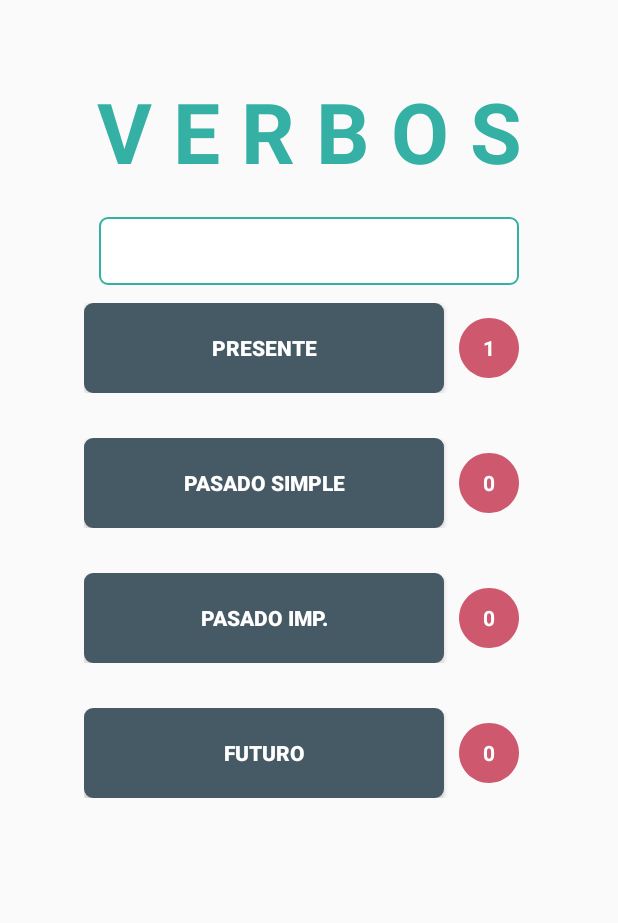
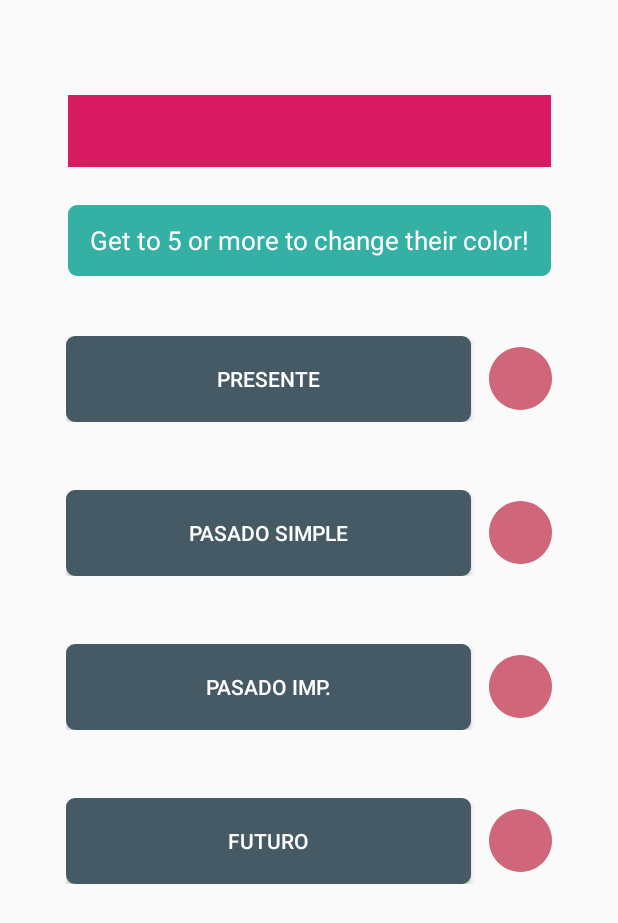
Before and after one commit to Aquima/spanish-pocket-android, an Android app: the ScoreActivity screen opened directly, with no data from a screen before it, on a phone screen of 412 x 824 dp. Shown: the top 923 px of the screen. Run offline under Robolectric (Android 15) with nearby library versions, the light colour scheme and no system bars.

Commit message:
Prsent keyboard

```diff
--- a/app/build.gradle
+++ b/app/build.gradle
@@ -9,7 +9,7 @@
     compileSdkVersion 28
     defaultConfig {
         applicationId "com.quimalabs.sp"
-        minSdkVersion 15
+        minSdkVersion 19
         targetSdkVersion 28
         versionCode 1
         versionName "1.0"
--- a/app/src/main/java/com/quimalabs/sp/Views/PresentActivity.kt
+++ b/app/src/main/java/com/quimalabs/sp/Views/PresentActivity.kt
@@ -1,5 +1,6 @@
 package com.quimalabs.sp.Views
 
+import android.content.Intent
 import android.support.v7.app.AppCompatActivity
 import android.os.Bundle
 import android.view.View
@@ -12,6 +13,10 @@
     override fun onCreate(savedInstanceState: Bundle?) {
         super.onCreate(savedInstanceState)
         setContentView(R.layout.activity_present)
+        this.btn_refresh.setOnClickListener {
+            val intent = Intent(this, TestPresentActivity::class.java)
+            startActivity(intent)
+        }
     }
     fun backScores(view : View){
         this.onBackPressed()
--- a/app/src/main/java/com/quimalabs/sp/Views/TestPresentActivity.kt
+++ b/app/src/main/java/com/quimalabs/sp/Views/TestPresentActivity.kt
@@ -1,13 +1,16 @@
 package com.quimalabs.sp.Views
 
+import android.content.Intent
 import android.support.v7.app.AppCompatActivity
 import android.os.Bundle
 import com.quimalabs.sp.R
+import kotlinx.android.synthetic.main.activity_test_present.*
 
 class TestPresentActivity : AppCompatActivity() {
 
     override fun onCreate(savedInstanceState: Bundle?) {
         super.onCreate(savedInstanceState)
         setContentView(R.layout.activity_test_present)
+
     }
 }
--- a/app/src/main/res/layout/activity_present.xml
+++ b/app/src/main/res/layout/activity_present.xml
@@ -61,7 +61,7 @@
             app:layout_constraintEnd_toEndOf="parent"
             android:layout_marginTop="21dp"
             app:layout_constraintTop_toBottomOf="@+id/linearLayout2" android:id="@+id/linearLayout4"
-    >
+            >
         <LinearLayout
                 android:orientation="horizontal"
                 android:layout_width="wrap_content"
--- a/app/src/main/res/layout/activity_score.xml
+++ b/app/src/main/res/layout/activity_score.xml
@@ -7,113 +7,89 @@
         android:layout_height="match_parent"
         tools:context=".Views.ScoreActivity">
 
+    <ImageView
+            android:src="@color/colorAccent"
+            android:layout_width="322dp"
+            android:layout_height="48dp"
+            android:id="@+id/imageView2" app:layout_constraintStart_toStartOf="parent"
+            app:layout_constraintEnd_toEndOf="parent"
+            android:layout_marginTop="63dp" app:layout_constraintTop_toTopOf="parent"/>
     <TextView
-            android:text="V E R B O S"
+            android:text="@string/title_score"
+            android:layout_width="322dp"
+            android:layout_height="47dp"
+            android:id="@+id/textView" android:layout_marginTop="25dp"
+            app:layout_constraintTop_toBottomOf="@+id/imageView2" app:layout_constraintStart_toStartOf="parent"
+            app:layout_constraintEnd_toEndOf="parent"
+            android:background="@drawable/btn_corner_green_ligth" android:textColor="@color/primaryWhiteColor"
+            android:textSize="17sp" android:gravity="center"/>
+    <LinearLayout
+            android:orientation="vertical"
             android:layout_width="wrap_content"
             android:layout_height="wrap_content"
-            android:id="@+id/textView" app:layout_constraintEnd_toEndOf="parent" android:layout_marginEnd="8dp"
-            android:layout_marginRight="8dp" app:layout_constraintStart_toStartOf="parent"
-            android:layout_marginLeft="8dp" android:layout_marginStart="8dp" android:layout_marginTop="50dp"
-            app:layout_constraintTop_toTopOf="parent" android:textSize="56sp" android:textColor="@color/colorGreen"
-            android:textStyle="bold"/>
-    <TextView
-            android:text="Get to 5 or more to change their color!"
-            android:layout_width="wrap_content"
-            android:layout_height="45dp"
-            android:background="@drawable/btn_corner_white"
-            android:id="@+id/textView2" android:layout_marginTop="20dp"
-            app:layout_constraintTop_toBottomOf="@+id/textView" app:layout_constraintEnd_toEndOf="parent"
-            android:layout_marginEnd="8dp" android:layout_marginRight="8dp"
-            app:layout_constraintStart_toStartOf="parent" android:layout_marginLeft="8dp"
-            android:layout_marginStart="8dp" android:textColor="@color/primaryWhiteColor" android:gravity="center"
-            android:textStyle="bold"/>
-    <LinearLayout
-            android:orientation="vertical"
-            android:layout_width="395dp"
-            android:layout_height="524dp" android:layout_marginTop="12dp"
-            app:layout_constraintTop_toBottomOf="@+id/textView2" app:layout_constraintEnd_toEndOf="parent"
-            android:layout_marginEnd="8dp" android:layout_marginRight="8dp"
-            app:layout_constraintStart_toStartOf="parent" android:layout_marginLeft="8dp"
-            android:layout_marginStart="8dp" android:gravity="center_horizontal">
+            android:layout_marginTop="40dp"
+            app:layout_constraintTop_toBottomOf="@+id/textView" app:layout_constraintStart_toStartOf="parent"
+            app:layout_constraintEnd_toEndOf="parent"
+            >
         <LinearLayout
                 android:orientation="horizontal"
-                android:layout_width="300dp"
-                android:layout_height="60dp" android:gravity="center_vertical" android:layout_marginBottom="30dp">
+                android:layout_width="wrap_content"
+                android:layout_height="wrap_content"
+                android:gravity="center">
             <Button
-                    android:text="Presente"
-                    android:background="@drawable/btn_dark_green"
-                    android:layout_width="240dp"
-                    android:textColor="@color/primaryWhiteColor"
-                    android:layout_height="match_parent" android:layout_weight="1"
-                    android:textStyle="bold"/>
-            <TextView
-                    android:text="1"
-                    android:background="@drawable/circle_red_score"
-                    android:textColor="@color/primaryWhiteColor"
-                    android:layout_width="40dp"
-                    android:layout_height="40dp" android:id="@+id/textView3" android:layout_weight="1"
-                    android:gravity="center" android:layout_marginLeft="10dp" android:layout_marginTop="10dp"
-                    android:layout_marginRight="10dp" android:layout_marginBottom="10dp" android:textStyle="bold"/>
+                    android:text="@string/btn_present"
+                    android:layout_width="270dp"
+                    android:layout_height="57dp" android:id="@+id/btn_present"
+                    android:background="@drawable/btn_score" android:textColor="@color/primaryWhiteColor"/>
+            <ImageView
+                    android:layout_width="42dp"
+                    android:layout_height="42dp" android:id="@+id/img_present"
+                    android:layout_marginLeft="12dp" android:background="@drawable/circle_red"/>
         </LinearLayout>
         <LinearLayout
                 android:orientation="horizontal"
-                android:layout_width="300dp"
-                android:layout_height="60dp" android:gravity="center_vertical" android:layout_marginBottom="30dp">
+                android:layout_width="wrap_content"
+                android:layout_height="wrap_content"
+                android:gravity="center" android:layout_marginTop="45dp">
             <Button
-                    android:text="Pasado Simple"
-                    android:background="@drawable/btn_dark_green"
-                    android:layout_width="240dp"
-                    android:textColor="@color/primaryWhiteColor"
-                    android:layout_height="match_parent" android:layout_weight="1"
-                    android:textStyle="bold"/>
-            <TextView
-                    android:text="0"
-                    android:background="@drawable/circle_red_score"
-                    android:textColor="@color/primaryWhiteColor"
-                    android:layout_width="40dp"
-                    android:layout_height="40dp" android:id="@+id/textView1" android:layout_weight="1"
-                    android:gravity="center" android:layout_marginLeft="10dp" android:layout_marginTop="10dp"
-                    android:layout_marginRight="10dp" android:layout_marginBottom="10dp" android:textStyle="bold"/>
+                    android:text="@string/btn_simple_past"
+                    android:layout_width="270dp"
+                    android:layout_height="57dp" android:id="@+id/btn_simple_past"
+                    android:background="@drawable/btn_score" android:textColor="@color/primaryWhiteColor"/>
+            <ImageView
+                    android:layout_width="42dp"
+                    android:layout_height="42dp" android:id="@+id/img_simple_past"
+                    android:layout_marginLeft="12dp" android:background="@drawable/circle_red"/>
         </LinearLayout>
         <LinearLayout
                 android:orientation="horizontal"
-                android:layout_width="300dp"
-                android:layout_height="60dp" android:gravity="center_vertical" android:layout_marginBottom="30dp">
+                android:layout_width="wrap_content"
+                android:layout_height="wrap_content"
+                android:gravity="center" android:layout_marginTop="45dp">
             <Button
-                    android:text="Pasado Imp."
-                    android:background="@drawable/btn_dark_green"
-                    android:layout_width="240dp"
-                    android:textColor="@color/primaryWhiteColor"
-                    android:layout_height="match_parent" android:layout_weight="1"
-                    android:textStyle="bold"/>
-            <TextView
-                    android:text="0"
-                    android:background="@drawable/circle_red_score"
-                    android:textColor="@color/primaryWhiteColor"
-                    android:layout_width="40dp"
-                    android:layout_height="40dp" android:id="@+id/textView8" android:layout_weight="1"
-                    android:gravity="center" android:layout_marginLeft="10dp" android:layout_marginTop="10dp"
-                    android:layout_marginRight="10dp" android:layout_marginBottom="10dp" android:textStyle="bold"/>
+                    android:text="@string/btn_imp_past"
+                    android:layout_width="270dp"
+                    android:layout_height="57dp" android:id="@+id/btn_pas_imp"
+                    android:background="@drawable/btn_score" android:textColor="@color/primaryWhiteColor"/>
+            <ImageView
+                    android:layout_width="42dp"
+                    android:layout_height="42dp" android:id="@+id/img_pas_imp"
+                    android:layout_marginLeft="12dp" android:background="@drawable/circle_red"/>
         </LinearLayout>
         <LinearLayout
                 android:orientation="horizontal"
-                android:layout_width="300dp"
-                android:layout_height="60dp" android:gravity="center_vertical">
+                android:layout_width="wrap_content"
+                android:layout_height="wrap_content"
+                android:gravity="center" android:layout_marginTop="45dp">
             <Button
-                    android:text="Futuro"
-                    android:background="@drawable/btn_dark_green"
-                    android:layout_width="240dp"
-                    android:textColor="@color/primaryWhiteColor"
-                    android:layout_height="match_parent" android:layout_weight="1"
-                    android:textStyle="bold"/>
-            <TextView
-                    android:text="0"
-                    android:background="@drawable/circle_red_score"
-                    android:textColor="@color/primaryWhiteColor"
-                    android:layout_width="40dp"
-                    android:layout_height="40dp" android:id="@+id/textView5" android:layout_weight="1"
-                    android:gravity="center" android:layout_marginLeft="10dp" android:layout_marginTop="10dp"
-                    android:layout_marginRight="10dp" android:layout_marginBottom="10dp" android:textStyle="bold"/>
+                    android:text="@string/btn_future"
+                    android:layout_width="270dp"
+                    android:layout_height="57dp" android:id="@+id/btn_future"
+                    android:background="@drawable/btn_score" android:textColor="@color/primaryWhiteColor"/>
+            <ImageView
+                    android:layout_width="42dp"
+                    android:layout_height="42dp" android:id="@+id/imageView3"
+                    android:layout_marginLeft="12dp" android:background="@drawable/circle_red"/>
         </LinearLayout>
     </LinearLayout>
 </android.support.constraint.ConstraintLayout>
--- a/app/src/main/res/layout/activity_test_present.xml
+++ b/app/src/main/res/layout/activity_test_present.xml
@@ -62,7 +62,7 @@
             android:id="@+id/txt_test"
             android:layout_width="wrap_content"
             android:layout_height="wrap_content"
-            android:layout_marginTop="63dp"
+            android:layout_marginTop="30dp"
             android:text="VIVIR"
             android:textColor="@color/colorGreen"
             android:textSize="47sp"
@@ -76,7 +76,7 @@
             android:layout_width="52dp"
             android:layout_height="22dp"
             android:layout_marginTop="15dp"
-            android:theme="@style/SwitchCompatTheme"
+            android:checked="true"
             app:layout_constraintEnd_toEndOf="parent"
             app:layout_constraintStart_toStartOf="parent"
             app:layout_constraintTop_toBottomOf="@+id/txt_test" />
@@ -96,22 +96,20 @@
     <LinearLayout
             android:layout_width="match_parent"
             android:layout_height="0dp"
-            android:layout_marginTop="50dp"
             android:background="@color/colorBackgroundKeyboard"
             android:gravity="center"
             android:orientation="vertical"
             app:layout_constraintBottom_toBottomOf="parent"
             app:layout_constraintEnd_toEndOf="parent"
-            app:layout_constraintStart_toStartOf="parent"
-            app:layout_constraintTop_toBottomOf="@+id/txt_present">
+            app:layout_constraintStart_toStartOf="parent">
 
         <LinearLayout
                 android:layout_width="match_parent"
                 android:layout_height="wrap_content"
                 android:layout_marginLeft="80dp"
                 android:layout_marginRight="80dp"
-                android:orientation="vertical"
-                android:layout_marginBottom="4dp">
+                android:layout_marginBottom="4dp"
+                android:orientation="vertical">
 
             <TextView
                     android:id="@+id/editText"
@@ -122,6 +120,7 @@
                     android:textColor="@color/primaryWhiteColor"
                     android:textColorHint="@color/colorHintKeyboard"
                     android:textSize="24sp" />
+
             <TextView
                     android:layout_width="match_parent"
                     android:layout_height="wrap_content"
@@ -377,11 +376,17 @@
                 android:layout_marginRight="6dp"
                 android:orientation="horizontal">
 
-            <view
+
+            <Button
+                    android:id="@+id/btn_white"
                     android:layout_width="54dp"
                     android:layout_height="match_parent"
-                    android:background="@color/colorBackgroundKeyboard"
-                    tools:visibility="invisible"></view>
+                    android:background="@drawable/btn_keyboard"
+                    android:text=""
+                    android:textAllCaps="false"
+                    android:textColor="@color/primaryWhiteColor"
+                    android:textSize="18sp"
+                    android:visibility="invisible" />
 
             <Button
                     android:id="@+id/btn_z"
@@ -460,11 +465,16 @@
                     android:textColor="@color/primaryWhiteColor"
                     android:textSize="18sp" />
 
-            <view
+            <Button
+                    android:id="@+id/btn_hide"
                     android:layout_width="53dp"
                     android:layout_height="match_parent"
-                    android:background="@color/colorBackgroundKeyboard"
-                    tools:visibility="invisible"></view>
+                    android:background="@drawable/btn_keyboard"
+                    android:text=""
+                    android:textAllCaps="false"
+                    android:textColor="@color/primaryWhiteColor"
+                    android:textSize="18sp"
+                    android:visibility="invisible" />
         </LinearLayout>
 
         <LinearLayout
```
